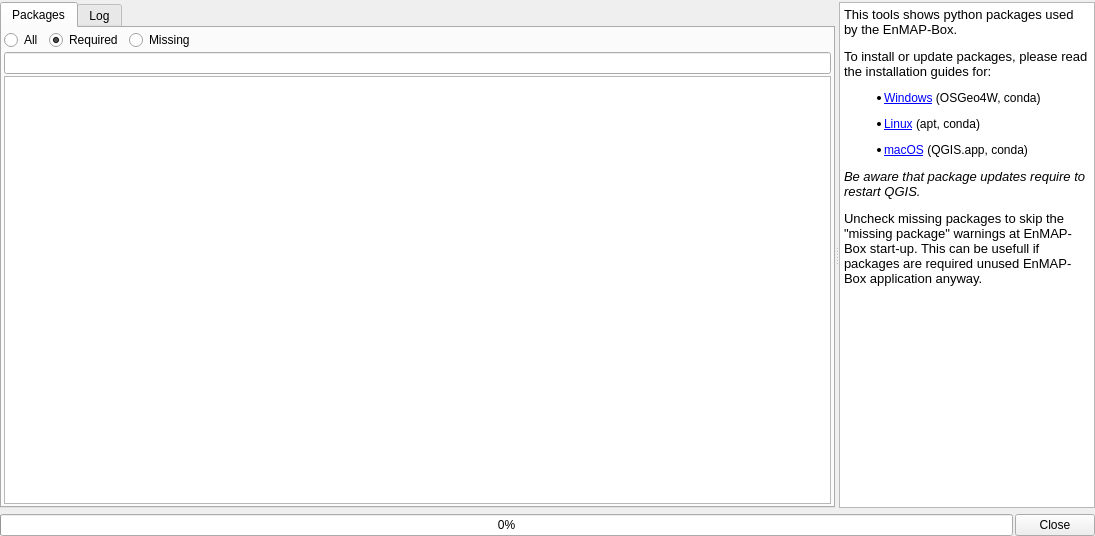
Qt form enmapbox/gui/ui/pippackageinstaller.ui (EnMAP-Box/enmap-box) before a commit.
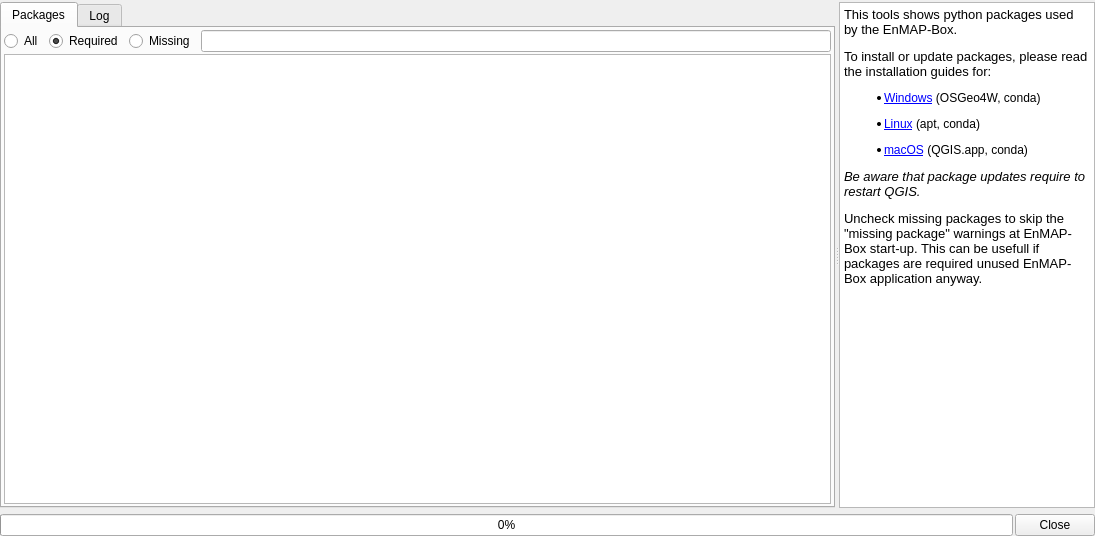
The same form after that commit. Icons and pictures are not drawn. Custom widgets are drawn as their Qt base class.

```diff
--- a/enmapbox/gui/ui/pippackageinstaller.ui
+++ b/enmapbox/gui/ui/pippackageinstaller.ui
@@ -107,22 +107,13 @@
            </widget>
           </item>
           <item>
-           <spacer name="horizontalSpacer">
-            <property name="orientation">
-             <enum>Qt::Horizontal</enum>
-            </property>
-            <property name="sizeHint" stdset="0">
-             <size>
-              <width>40</width>
-              <height>20</height>
-             </size>
-            </property>
-           </spacer>
-          </item>
-         </layout>
-        </item>
-        <item>
          <widget class="QgsFilterLineEdit" name="tbFilter">
+            <property name="sizePolicy">
+             <sizepolicy hsizetype="Expanding" vsizetype="Fixed">
+              <horstretch>1</horstretch>
+              <verstretch>0</verstretch>
+             </sizepolicy>
+            </property>
           <property name="text">
            <string/>
           </property>
@@ -139,6 +130,21 @@
            <string notr="true"/>
           </property>
          </widget>
+          </item>
+          <item>
+           <spacer name="horizontalSpacer">
+            <property name="orientation">
+             <enum>Qt::Horizontal</enum>
+            </property>
+            <property name="sizeHint" stdset="0">
+             <size>
+              <width>0</width>
+              <height>20</height>
+             </size>
+            </property>
+           </spacer>
+          </item>
+         </layout>
         </item>
         <item>
          <widget class="QSplitter" name="splitter">
```
Lines whose indentation alone changed are shown as unchanged.
